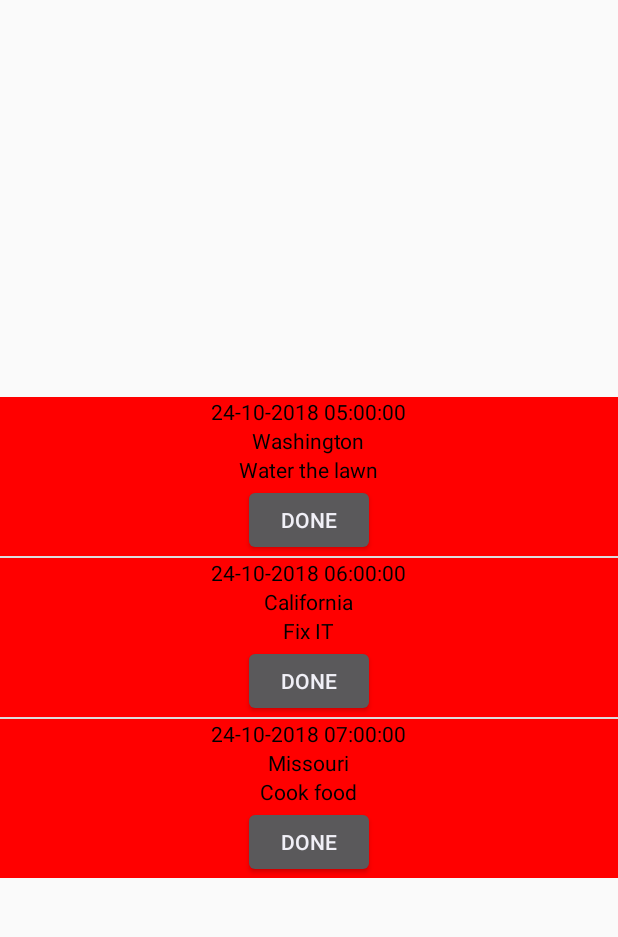
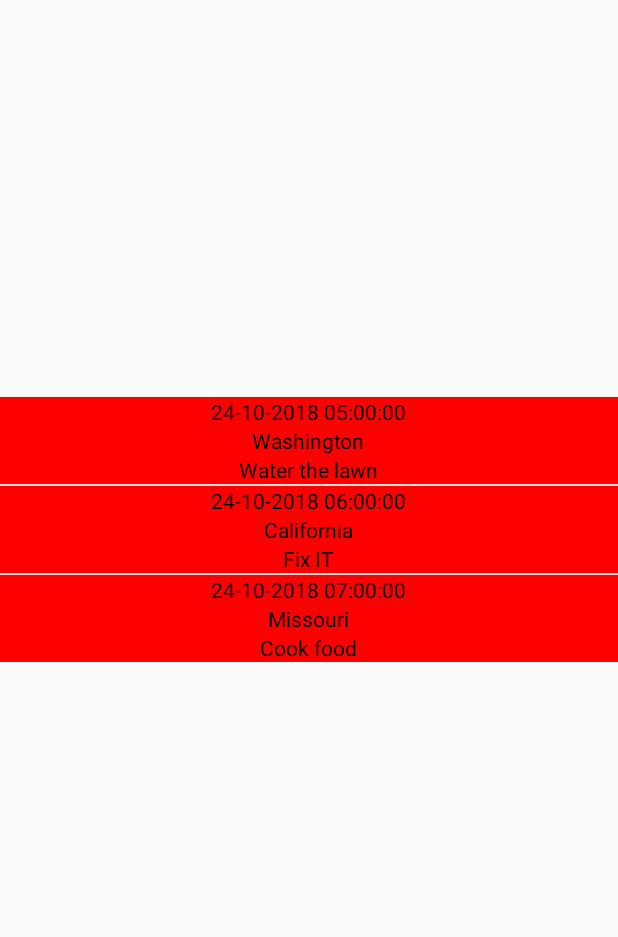
Before and after one commit to chl550/ST, an Android app: the CaregiverActivity screen opened directly, with no data from a screen before it, on a phone screen of 412 x 824 dp, the part 53-990 px from its top. Run offline under Robolectric (Android 15) with nearby library versions, the phone set to English and light mode, and no system bars.

Commit message:
Still fixing list not persisting done changes

```diff
--- a/app/src/main/java/com/example/coryliang/scheduletracker/CaregiverActivity.java
+++ b/app/src/main/java/com/example/coryliang/scheduletracker/CaregiverActivity.java
@@ -37,6 +37,7 @@ public class CaregiverActivity extends FragmentActivity implements OnMapReadyCal
     Calendar calendar = new GregorianCalendar();
     public String currLocation = "";
     private Stack<Marker> markers = new Stack<Marker>();
+    ListAdapter listAdapter = null;
 
     @Override
     protected void onCreate(Bundle savedInstanceState) {
@@ -54,13 +55,7 @@ public class CaregiverActivity extends FragmentActivity implements OnMapReadyCal
         schedule.addTask(calendar.getTimeInMillis(), "California", "Fix IT");
         calendar.set(2018, 9, 24, 7, 0 , 0);
         schedule.addTask(calendar.getTimeInMillis(), "Missouri", "Cook food");
-        //Intent might not work for our purposes StartActivity
-        /*
-        Intent toPatient = new Intent(this, PatientActivity.class);
-        toPatient.setAction(Intent.ACTION_SEND);
-        toPatient.putExtra("schedule", (Schedule) schedule);
-        this.startActivity(toPatient);
-        */
+
         SharedPreferences pref = getSharedPreferences("data",MODE_PRIVATE);
         SharedPreferences.Editor prefEdit = pref.edit();
         //bugged information isnt passing to patient activity
@@ -71,7 +66,7 @@ public class CaregiverActivity extends FragmentActivity implements OnMapReadyCal
         prefEdit.putString("schedule", json);
         prefEdit.commit();
         ListView list = (ListView) findViewById(R.id.taskList);
-        ListAdapter listAdapter = new ListAdapter(getApplicationContext(), schedule);
+        listAdapter = new ListAdapter(getApplicationContext(), schedule, 1);
         list.setAdapter(listAdapter);
         //start bluetooth connection
         BluetoothAdapter blue = BluetoothAdapter.getDefaultAdapter();
@@ -92,8 +87,14 @@ public class CaregiverActivity extends FragmentActivity implements OnMapReadyCal
             }
         });
         Log.d("Blue", "ran thread");
+
     }
-
+    @Override
+    public void onResume() {
+        super.onResume();
+        listAdapter.notifyDataSetChanged();
+        Log.d("Update", "Updating List");
+    }
     public void checkList() {
         String currTask;
         String currAddress;
--- a/app/src/main/java/com/example/coryliang/scheduletracker/ListAdapter.java
+++ b/app/src/main/java/com/example/coryliang/scheduletracker/ListAdapter.java
@@ -2,6 +2,7 @@ package com.example.coryliang.scheduletracker;
 
 import android.content.Context;
 import android.graphics.Color;
+import android.util.Log;
 import android.view.LayoutInflater;
 import android.view.View;
 import android.view.ViewGroup;
@@ -21,12 +22,24 @@ public class ListAdapter extends BaseAdapter {
     Schedule schedule;
     LayoutInflater layout;
     boolean check;
+    int version = 0;
+    CaregiverActivity activity = null;
 
-    public ListAdapter(Context context, Schedule schedule) {
+    public ListAdapter(Context context, Schedule schedule, int version) {
         this.context = context;
         this.schedule = schedule;
         layout = (LayoutInflater.from(context));
+        this.version = version;
+
     }
+    public ListAdapter(Context context, Schedule schedule, int version, CaregiverActivity activity) {
+        this.context = context;
+        this.schedule = schedule;
+        layout = (LayoutInflater.from(context));
+        this.version = version;
+        this.activity = activity;
+    }
+
 
     @Override
     public int getCount() {
@@ -45,9 +58,14 @@ public class ListAdapter extends BaseAdapter {
 
     @Override
     public View getView(final int i, View view, ViewGroup viewGroup) {
-        view = layout.inflate(R.layout.activity_list,null);
+        if (version == 0) {
+            view = layout.inflate(R.layout.activity_list, null);
+        }
+        else {
+            view = layout.inflate(R.layout.activity_list2, null);
+        }
         final View tempView = view;
-        view.setBackgroundColor(Color.RED);
+        tempView.setBackgroundColor(Color.RED);
         check = false;
         TextView date = (TextView) view.findViewById(R.id.timeList);
         TextView location = (TextView) view.findViewById(R.id.Location);
@@ -58,18 +76,32 @@ public class ListAdapter extends BaseAdapter {
         date.setText(dateText);
         location.setText(schedule.getNLocation(i));
         task.setText(schedule.getNTask(i));
+        if (version == 0) {
             done.setOnClickListener(new View.OnClickListener() {
                 @Override
                 public void onClick(View view) {
                     schedule.taskDone(schedule.getNKey(i));
                     view.setSelected(true);
-                if (check == false) {
-                    check = true;
+                    if (schedule.schedule.get(schedule.getNKey(i)).getStatus() == false) {
+                        tempView.setBackgroundColor(Color.RED);
+                        Log.d("list", "updated red1");
+                    } else {
+                        tempView.setBackgroundColor(Color.GREEN);
+                        Log.d("list", "updated green1");
                     }
-                tempView.setBackgroundColor(Color.GREEN);
 
                 }
             });
+        }
+        else {
+            if (schedule.schedule.get(schedule.getNKey(i)).getStatus() == false) {
+                tempView.setBackgroundColor(Color.RED);
+                Log.d("list", "updated red2");
+            } else {
+                tempView.setBackgroundColor(Color.GREEN);
+                Log.d("list", "updated green2");
+            }
+        }
 
         return view;
     }
--- /dev/null
+++ b/app/src/main/res/layout/activity_list2.xml
@@ -0,0 +1,36 @@
+<?xml version="1.0" encoding="utf-8"?>
+<LinearLayout xmlns:app="http://schemas.android.com/apk/res-auto"
+    xmlns:tools="http://schemas.android.com/tools"
+    xmlns:android="http://schemas.android.com/apk/res/android"
+    android:layout_width="match_parent"
+    android:layout_height="match_parent"
+    android:gravity="center"
+    android:orientation="vertical"
+    tools:context="com.example.coryliang.scheduletracker.ListActivity">
+    <TextView
+        android:id="@+id/timeList"
+        android:layout_width="wrap_content"
+        android:layout_height="wrap_content"
+        android:hint="Time"
+        android:textColor="#000000"
+
+        />
+
+    <TextView
+        android:id="@+id/Location"
+        android:layout_width="wrap_content"
+        android:layout_height="wrap_content"
+        android:hint="Location"
+        android:textColor="#000000"
+
+        />
+    <TextView
+        android:id="@+id/Task"
+        android:layout_width="wrap_content"
+        android:layout_height="wrap_content"
+        android:text="Task"
+        android:textColor="#000000"
+        />
+
+
+</LinearLayout>
```
Also changed, not shown: app/src/main/java/com/example/coryliang/scheduletracker/PatientActivity.java (+9 -8 lines). Lines whose indentation alone changed are shown as unchanged.
